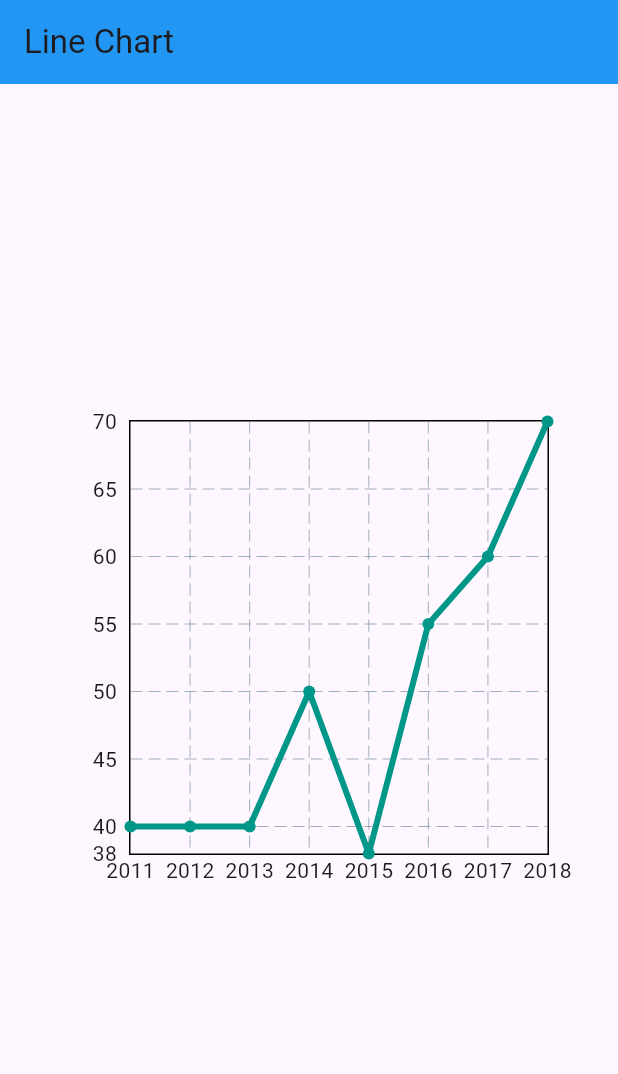
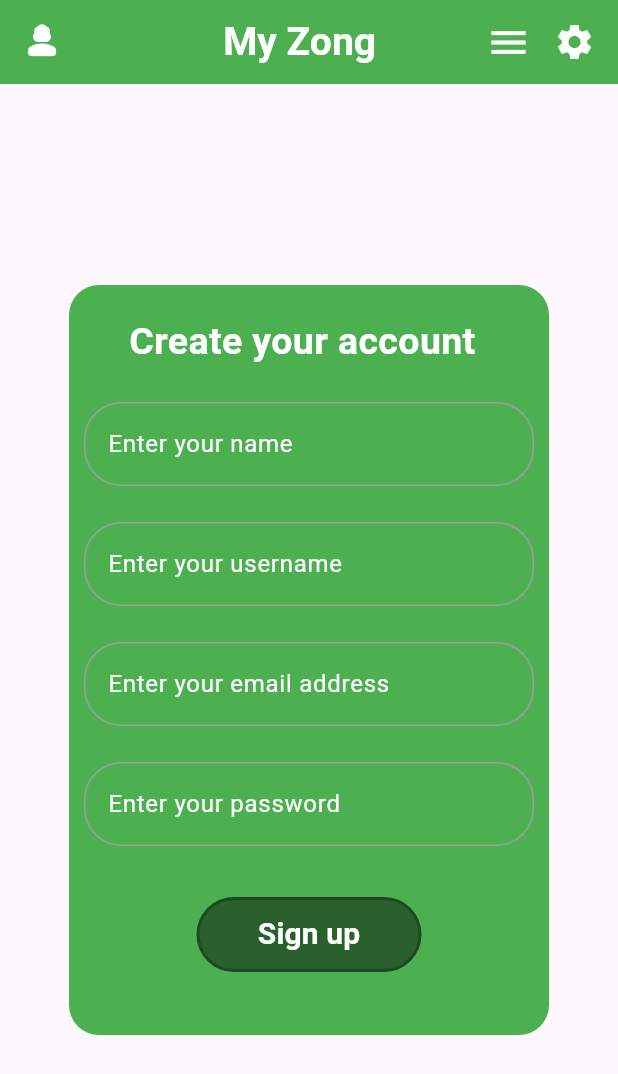
Before and after one commit to sohaibinfo01/Cosmic, a Flutter app: the screen it shows after launch, on a phone screen of 412 x 824 dp. Shown: the top 1074 px of the screen. Run offline on Flutter 3.47's test engine with Material 3 defaults, Android fonts, the phone set to English and light mode, and no system bars; drawn by our look-alikes of fl_chart; our stand-ins replace carousel_slider, convex_bottom_bar, date_format, percent_indicator, smooth_page_indicator.

Commit message:
your_commit_message

```diff
--- a/lib/main.dart
+++ b/lib/main.dart
@@ -26,6 +26,7 @@ import 'package:project2/tabbar.dart';
 import 'package:project2/tabbarscreen.dart';
 import 'package:project2/testfile.dart';
 import 'package:project2/textfield.dart';
+import 'package:project2/textfields.dart';
 import 'package:project2/thirdfile.dart';
 import 'package:project2/tooltip.dart';
 
@@ -65,7 +66,7 @@ class MyApp extends StatelessWidget {
         colorScheme: ColorScheme.fromSeed(seedColor: Colors.deepPurple),
       ),
       debugShowCheckedModeBanner: false,
-      home: linechart()
+      home: textfields()
     );
   }
 }
--- a/lib/textfield.dart
+++ b/lib/textfield.dart
@@ -11,6 +11,7 @@ class _textState extends State<text> {
   @override
   Widget build(BuildContext context) {
     return Scaffold(
+      resizeToAvoidBottomInset: true,
       body: Center(
         child: Container(
           height: 600,
@@ -53,7 +54,6 @@ class _textState extends State<text> {
                       borderRadius: BorderRadius.circular(16),
                       borderSide: BorderSide(
                         color: Colors.black26,
-
                       )
                     )
                 ),),
--- /dev/null
+++ b/lib/textfields.dart
@@ -0,0 +1,338 @@
+import 'package:date_format/date_format.dart';
+import 'package:flutter/material.dart';
+import 'package:project2/linechart.dart';
+
+class textfields extends StatefulWidget {
+  const textfields({super.key});
+
+  @override
+  State<textfields> createState() => _textfieldsState();
+}
+
+class _textfieldsState extends State<textfields> {
+
+  final _formkey = new GlobalKey<FormState>();
+  TextEditingController name = TextEditingController();
+  TextEditingController username = TextEditingController();
+  TextEditingController emailaddress = TextEditingController();
+  TextEditingController password = TextEditingController();
+  @override
+  Widget build(BuildContext context) {
+    return Form(
+      key : _formkey,
+      child :Scaffold(
+      resizeToAvoidBottomInset: true,
+      appBar: AppBar(
+        backgroundColor: Colors.green,
+        title: Center(child: Text("   My Zong",style: TextStyle(color: Colors.white,fontWeight: FontWeight.bold,fontSize: 26),)),
+        leading: Icon(Icons.person_3_rounded,color: Colors.white,size: 28,),
+        actions: [
+          Icon(Icons.menu,color: Colors.white,size: 30,),
+          SizedBox(width: 15,),
+          Icon(Icons.settings,color: Colors.white,size: 28,),
+          SizedBox(width: 15,),
+        ],
+      ),
+      body: Center(
+        child: SingleChildScrollView(
+        child: Container(
+          height: 500,
+          width: 320,
+          decoration: BoxDecoration(
+            color: Colors.green,
+            borderRadius: BorderRadius.circular(20),
+          ),
+          child: Column(
+            children: [
+              SizedBox(height: 20,),
+              Container(
+                height: 50,
+                width: 240,
+                child: Text("Create your account",style: TextStyle(color: Colors.white,fontSize: 25,fontWeight: FontWeight.bold),),
+              ),
+              SizedBox(height: 8,),
+              Container(
+                height: 80,
+                width: 300,
+                child: TextFormField(
+                  controller: name,
+                  validator: (value) {
+                    if (value == null || value.isEmpty) {
+                      return " Name is required";
+                    }
+                    if(value.length <6) {
+                      return "Name must be at least 6 characters";
+                    }
+                    if (value.length>10) {
+                      return"Name must be less than 10 characters";
+                    }
+                    if (value !=value!.trim()) {
+                      return "Remove spaces at start/end";
+                    }
+                    if (!RegExp(r'^[A-Za-z0-9_]+$').hasMatch(value)) {
+                      return "Only lowercase letters, numbers and _ allowed";
+                    }
+                    if (RegExp(r'\s{2,}').hasMatch(value)) {
+                      return "Only single space allowed";
+                    }
+                    if (RegExp(r"(--|''|\.\.)").hasMatch(value)) {
+                      return "Avoid repeating punctuation";
+                    }
+                    return null;
+                  },
+                  cursorColor: Colors.white,
+                  keyboardType: TextInputType.text,
+                  decoration: InputDecoration(
+                    hintText: "Enter your name",
+                    hintStyle: TextStyle(
+                      color: Colors.white
+                    ),
+                    border: OutlineInputBorder(
+                      borderRadius: BorderRadius.circular(25),
+                      borderSide: BorderSide(
+                        color: Colors.grey,
+                        width: 3
+                      ),
+                    ),
+                    focusedBorder: OutlineInputBorder(
+                      borderRadius: BorderRadius.circular(25),
+                      borderSide: BorderSide(
+                        color: Colors.black
+                      )
+                    ),
+                    enabledBorder: OutlineInputBorder(
+                      borderRadius: BorderRadius.circular(25),
+                      borderSide: BorderSide(
+                        color: Colors.grey
+                      )
+                    ),
+                    errorBorder: OutlineInputBorder(
+                      borderRadius: BorderRadius.circular(25),
+                      borderSide: BorderSide(
+                        color: Colors.red
+                      )
+                    )
+                  ),
+                ),
+              ),
+              Container(
+                height: 80,
+                width: 300,
+                child: TextFormField(
+                  controller: username,
+                  validator: (value) {
+                    if (value == null || value.isEmpty){
+                      return "Username is required";
+                    }
+                    if (value.length<6){
+                      return "Username must be at least 6 characters";
+                    }
+                    if (value.length>12){
+                      return "Username must be less than 12 characters";
+                    }
+                    if (value.contains("  ")) {
+                      return "Spaces are not allowed";
+                    }
+                    if (value.startsWith("_")|| value.endsWith("_")) {
+                      return "Cannot start or end with underscore";
+                    }
+                    if (!RegExp(r'[a-z]').hasMatch(value)) {
+                      return "Username must contain at least one letter";
+                    }
+                    return null;
+                  },
+                  cursorColor: Colors.white,
+                  keyboardType: TextInputType.text,
+                  decoration: InputDecoration(
+                    hintText: "Enter your username",
+                    hintStyle: TextStyle(
+                      color: Colors.white
+                    ),
+                    border: OutlineInputBorder(
+                      borderRadius: BorderRadius.circular(25),
+                      borderSide: BorderSide(
+                        color: Colors.grey,
+                        width: 3
+                      )
+                    ),
+                    focusedBorder: OutlineInputBorder(
+                      borderRadius: BorderRadius.circular(25),
+                      borderSide: BorderSide(
+                        color: Colors.black
+                      )
+                    ),
+                    enabledBorder: OutlineInputBorder(
+                      borderRadius: BorderRadius.circular(25),
+                      borderSide: BorderSide(
+                        color: Colors.grey
+                      )
+                    ),
+                    errorBorder: OutlineInputBorder(
+                      borderRadius: BorderRadius.circular(25),
+                      borderSide: BorderSide(
+                        color: Colors.red
+                      )
+                    )
+                  ),
+                ),
+              ),
+              Container(
+                height: 80,
+                width: 300,
+                child: TextFormField(
+                  controller: emailaddress,
+                  validator: (value) {
+                    if (value == null || value.isEmpty) {
+                      return "Email is required";
+                    }
+                    if (value.length<6) {
+                      return "Email too short";
+                    }
+                    if (!value.contains("@")) {
+                      return "Email must contain @";
+                    }
+                    if (!value.contains(".") || value.endsWith(".")) {
+                      return "Invalid domain format";
+                    }
+                    if (value.startsWith("@") || value.endsWith("@")) {
+                      return "Invalid placement of @";
+                    }
+                    if (value.contains(" ")) {
+                      return "Email cannot contain spaces";
+                    }
+                    if (!RegExp(r'^[^@]+@[^@]+\.[^@]+').hasMatch(value)) {
+                      return "Enter a valid email";
+                    }
+                    if (!RegExp(r'\.[a-zA-Z]{2,}$').hasMatch(value)) {
+                      return "Invalid domain name";
+                    }
+                    return null;
+                    },
+                  cursorColor: Colors.white,
+                  keyboardType: TextInputType.emailAddress,
+                  decoration: InputDecoration(
+                    hintText: "Enter your email address",
+                    hintStyle: TextStyle(
+                      color: Colors.white,
+                    ),
+                    border: OutlineInputBorder(
+                      borderRadius: BorderRadius.circular(25),
+                        borderSide: BorderSide(
+                        color: Colors.grey,
+                        width: 3
+                      )
+                    ),
+                    focusedBorder: OutlineInputBorder(
+                      borderRadius: BorderRadius.circular(25),
+                      borderSide: BorderSide(
+                        color: Colors.black
+                      )
+                    ),
+                    enabledBorder: OutlineInputBorder(
+                      borderRadius: BorderRadius.circular(25),
+                      borderSide: BorderSide(
+                        color: Colors.grey
+                      )
+                    ),
+                    errorBorder: OutlineInputBorder(
+                      borderRadius: BorderRadius.circular(25),
+                      borderSide: BorderSide(
+                        color: Colors.red
+                      )
+                    )
+                  ),
+                ),
+              ),
+              Container(
+                height: 80,
+                width: 300,
+                child: TextFormField(
+                  controller: password,
+                  validator: (value) {
+                    if (value == null || value.isEmpty) {
+                      return "Password is required";
+                    }
+                    if (value.length<8) {
+                      return "Password must be at least 8 characters";
+                    }
+                    if (value.length>12) {
+                      return "Password too long";
+                    }
+                    if (!RegExp(r'[A-Z]').hasMatch(value)) {
+                      return "Must contain at least 1 uppercase letter";
+                    }
+                    if (!RegExp(r'[a-z]').hasMatch(value)) {
+                      return "Must contain at least 1 lowercase letter";
+                    }
+                    if (!RegExp(r'[0-9]').hasMatch(value)) {
+                      return "Must contain at least 1 number";
+                    }
+                    if (!RegExp(r'[!@#\$%\^&\*\(\)_\+\-=\[\]{};:"\\|,.<>\/?]').hasMatch(value)) {
+                      return "Must contain at least 1 special character";
+                    }
+                    if (value.contains("  ")) {
+                      return "Password cannot contain spaces";
+                    }
+                    return null;
+                  },
+                  cursorColor: Colors.white,
+                  keyboardType: TextInputType.text,
+                  decoration: InputDecoration(
+                    hintText: "Enter your password",
+                    hintStyle: TextStyle(
+                      color: Colors.white
+                    ),
+                    border: OutlineInputBorder(
+                      borderRadius: BorderRadius.circular(25),
+                      borderSide: BorderSide(
+                        color: Colors.grey,
+                        width: 3
+                      )
+                    ),
+                    focusedBorder: OutlineInputBorder(
+                      borderRadius: BorderRadius.circular(25),
+                      borderSide: BorderSide(
+                        color: Colors.black
+                      )
+                    ),
+                    enabledBorder: OutlineInputBorder(
+                      borderRadius: BorderRadius.circular(25),
+                      borderSide: BorderSide(
+                        color: Colors.grey
+                      )
+                    ),
+                    errorBorder: OutlineInputBorder(
+                      borderRadius: BorderRadius.circular(25),
+                      borderSide: BorderSide(
+                        color: Colors.red
+                      )
+                    )
+                  ),
+                ),
+              ),
+              SizedBox(height: 10,),
+              Container(
+                height: 50,
+                width: 150,
+                decoration: BoxDecoration(
+                  color: Colors.black45,
+                  borderRadius: BorderRadius.circular(25),
+                  border: Border.all(color: Colors.black26,width: 2)
+                ),
+                child: TextButton(onPressed: () {
+                  if (_formkey.currentState!.validate())
+                    Navigator.push(
+                      context,
+                    MaterialPageRoute(builder: (context) => linechart()));
+                },
+                    child:Text("Sign up",style: TextStyle(color: Colors.white,fontWeight: FontWeight.bold,fontSize: 20),) ),
+              )
+            ],
+          ),
+        ),
+      ),
+      )
+      )
+    );
+  }
+}
```
